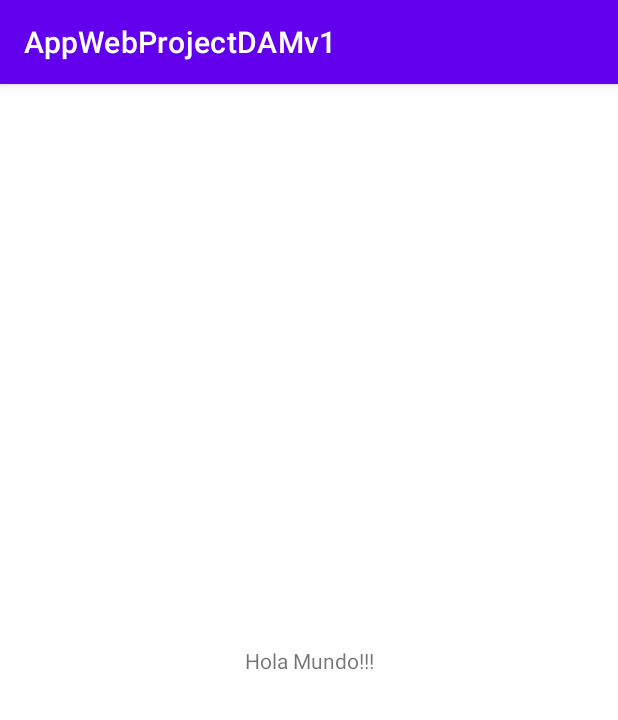
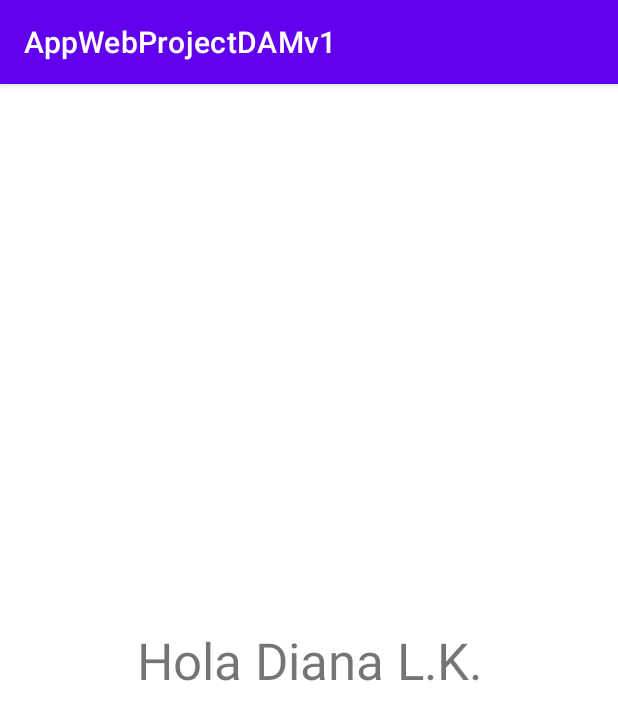
Before and after one commit to MartinMNapan/AppWebProjectDAMv1, an Android app: the screen it shows after launch (MainActivity), on a phone screen of 412 x 824 dp. Shown: the top 720 px of the screen. Run offline under Robolectric (Android 15) with nearby library versions, the phone set to English and light mode, and no system bars.

Commit message:
cambiando hola mundo a hola Diana

```diff
--- a/app/src/main/res/layout/activity_main.xml
+++ b/app/src/main/res/layout/activity_main.xml
@@ -9,7 +9,8 @@
     <TextView
         android:layout_width="wrap_content"
         android:layout_height="wrap_content"
-        android:text="Hola Mundo!!!"
+        android:text="Hola Diana L.K."
+        android:textSize="34sp"
         app:layout_constraintBottom_toBottomOf="parent"
         app:layout_constraintLeft_toLeftOf="parent"
         app:layout_constraintRight_toRightOf="parent"
```
